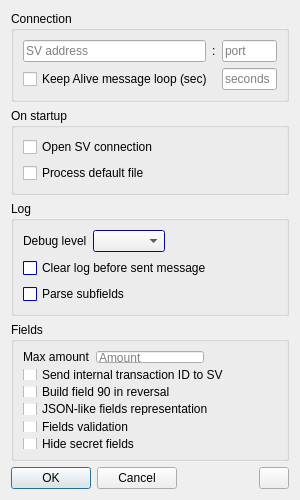
Qt form common/gui/forms/settings.ui (FedorIvanov37/sv-terminal) before a commit.
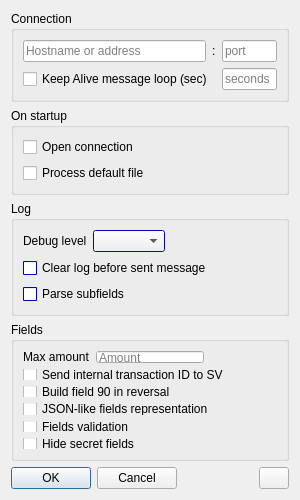
The same form after that commit.

```diff
--- a/common/gui/forms/settings.ui
+++ b/common/gui/forms/settings.ui
@@ -46,7 +46,7 @@
         <item>
          <widget class="QLineEdit" name="SvAddress">
           <property name="placeholderText">
-           <string>SV address</string>
+           <string>Hostname or address</string>
           </property>
          </widget>
         </item>
@@ -117,7 +117,7 @@
       <item>
        <widget class="QCheckBox" name="ConnectOnStartup">
         <property name="text">
-         <string>Open SV connection</string>
+         <string>Open connection</string>
         </property>
        </widget>
       </item>
```
